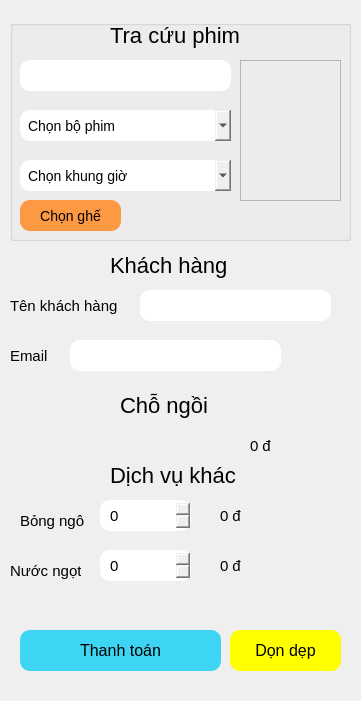
Old version of the form src/view/staff/form_info.ui in the repository dangchien2003/QL_BanVePhim.
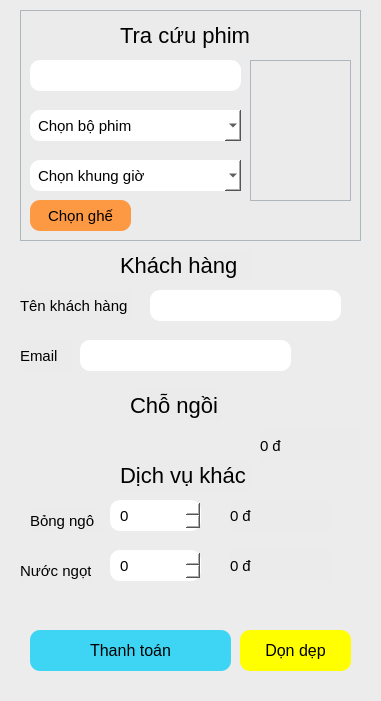
New version of the form.

Patch:
```diff
--- a/src/view/staff/form_info.ui
+++ b/src/view/staff/form_info.ui
@@ -6,7 +6,7 @@
    <rect>
     <x>0</x>
     <y>0</y>
-    <width>361</width>
+    <width>381</width>
     <height>701</height>
    </rect>
   </property>
@@ -17,72 +17,38 @@
    <string notr="true">QSpinBox,QComboBox,QLineEdit,QPushButton,QLabel{font-size: 15px} QSpinBox,QComboBox,QLineEdit, QPushButton{border-radius: 10px; padding: 5px 8px}</string>
   </property>
   <widget class="QWidget" name="centralwidget">
-   <widget class="QLabel" name="label_3">
+   <widget class="QGroupBox" name="box">
     <property name="geometry">
      <rect>
-      <x>10</x>
-      <y>290</y>
-      <width>111</width>
-      <height>31</height>
-     </rect>
-    </property>
-    <property name="text">
-     <string>Tên khách hàng</string>
-    </property>
-   </widget>
-   <widget class="QLineEdit" name="nameCustomer">
-    <property name="geometry">
-     <rect>
-      <x>140</x>
-      <y>290</y>
-      <width>191</width>
-      <height>31</height>
-     </rect>
-    </property>
-   </widget>
-   <widget class="QLabel" name="label_4">
-    <property name="geometry">
-     <rect>
-      <x>10</x>
-      <y>340</y>
-      <width>51</width>
-      <height>31</height>
-     </rect>
-    </property>
-    <property name="text">
-     <string>Email</string>
-    </property>
-   </widget>
-   <widget class="QLineEdit" name="email">
-    <property name="geometry">
-     <rect>
-      <x>70</x>
-      <y>340</y>
-      <width>211</width>
-      <height>31</height>
-     </rect>
-    </property>
-   </widget>
-   <widget class="QLabel" name="label_5">
-    <property name="geometry">
-     <rect>
-      <x>110</x>
-      <y>250</y>
-      <width>131</width>
-      <height>31</height>
+      <x>0</x>
+      <y>0</y>
+      <width>381</width>
+      <height>701</height>
      </rect>
     </property>
     <property name="styleSheet">
-     <string notr="true">font-size: 22px</string>
+     <string notr="true">background: rgba(235, 235, 235, 0.8); border: none</string>
+    </property>
+    <property name="title">
+     <string/>
+    </property>
+    <widget class="QLabel" name="label_9">
+     <property name="geometry">
+      <rect>
+       <x>30</x>
+       <y>510</y>
+       <width>71</width>
+       <height>21</height>
+      </rect>
     </property>
     <property name="text">
-     <string>Khách hàng</string>
+      <string>Bỏng ngô</string>
     </property>
    </widget>
    <widget class="QLabel" name="label_6">
     <property name="geometry">
      <rect>
-      <x>120</x>
+       <x>130</x>
       <y>390</y>
       <width>91</width>
       <height>31</height>
@@ -95,17 +61,101 @@
      <string>Chỗ ngồi</string>
     </property>
    </widget>
+    <widget class="QLineEdit" name="email">
+     <property name="geometry">
+      <rect>
+       <x>80</x>
+       <y>340</y>
+       <width>211</width>
+       <height>31</height>
+      </rect>
+     </property>
+     <property name="styleSheet">
+      <string notr="true">background: white</string>
+     </property>
+    </widget>
+    <widget class="QLabel" name="total_popcorn">
+     <property name="geometry">
+      <rect>
+       <x>230</x>
+       <y>500</y>
+       <width>101</width>
+       <height>31</height>
+      </rect>
+     </property>
+     <property name="text">
+      <string>0 đ</string>
+     </property>
+    </widget>
+    <widget class="QPushButton" name="clean">
+     <property name="geometry">
+      <rect>
+       <x>240</x>
+       <y>630</y>
+       <width>111</width>
+       <height>41</height>
+      </rect>
+     </property>
+     <property name="styleSheet">
+      <string notr="true">background-color: yellow; font-size: 16px</string>
+     </property>
+     <property name="text">
+      <string>Dọn dẹp</string>
+     </property>
+    </widget>
+    <widget class="QLabel" name="total_ticket">
+     <property name="geometry">
+      <rect>
+       <x>260</x>
+       <y>430</y>
+       <width>101</width>
+       <height>31</height>
+      </rect>
+     </property>
+     <property name="text">
+      <string>0 đ</string>
+     </property>
+    </widget>
+    <widget class="QLabel" name="total_water">
+     <property name="geometry">
+      <rect>
+       <x>230</x>
+       <y>550</y>
+       <width>101</width>
+       <height>31</height>
+      </rect>
+     </property>
+     <property name="text">
+      <string>0 đ</string>
+     </property>
+    </widget>
+    <widget class="QPushButton" name="payment">
+     <property name="geometry">
+      <rect>
+       <x>30</x>
+       <y>630</y>
+       <width>201</width>
+       <height>41</height>
+      </rect>
+     </property>
+     <property name="styleSheet">
+      <string notr="true">background-color: #3dd5f3; font-size: 16px</string>
+     </property>
+     <property name="text">
+      <string>Thanh toán</string>
+     </property>
+    </widget>
    <widget class="QGroupBox" name="groupBox">
     <property name="geometry">
      <rect>
-      <x>10</x>
-      <y>20</y>
+       <x>20</x>
+       <y>10</y>
       <width>341</width>
-      <height>221</height>
+       <height>231</height>
      </rect>
     </property>
     <property name="styleSheet">
-     <string notr="true">font-size: 14px</string>
+      <string notr="true">QGroupBox{border: 1px solid #adb5bd}</string>
     </property>
     <property name="title">
      <string/>
@@ -114,7 +164,7 @@
      <property name="geometry">
       <rect>
        <x>100</x>
-       <y>0</y>
+        <y>10</y>
        <width>131</width>
        <height>31</height>
       </rect>
@@ -130,7 +180,7 @@
      <property name="geometry">
       <rect>
        <x>230</x>
-       <y>40</y>
+        <y>50</y>
        <width>101</width>
        <height>141</height>
       </rect>
@@ -146,11 +196,14 @@
      <property name="geometry">
       <rect>
        <x>10</x>
-       <y>90</y>
+        <y>100</y>
        <width>211</width>
        <height>31</height>
       </rect>
      </property>
+      <property name="styleSheet">
+       <string notr="true">font-size: 15px; background: #ffffff</string>
+      </property>
      <item>
       <property name="text">
        <string>Chọn bộ phim</string>
@@ -161,11 +214,14 @@
      <property name="geometry">
       <rect>
        <x>10</x>
-       <y>40</y>
+        <y>50</y>
        <width>211</width>
        <height>31</height>
       </rect>
      </property>
+      <property name="styleSheet">
+       <string notr="true">background: white</string>
+      </property>
      <property name="readOnly">
       <bool>true</bool>
      </property>
@@ -174,11 +230,14 @@
      <property name="geometry">
       <rect>
        <x>10</x>
-       <y>140</y>
+        <y>150</y>
        <width>211</width>
        <height>31</height>
       </rect>
      </property>
+      <property name="styleSheet">
+       <string notr="true">font-size: 15px; background: #ffffff</string>
+      </property>
      <item>
       <property name="text">
        <string>Chọn khung giờ</string>
@@ -189,13 +248,13 @@
      <property name="geometry">
       <rect>
        <x>10</x>
-       <y>180</y>
+        <y>190</y>
        <width>101</width>
        <height>31</height>
       </rect>
      </property>
      <property name="styleSheet">
-      <string notr="true">background: #fd9843</string>
+       <string notr="true">font-size: 15px; background: #fd9843</string>
      </property>
      <property name="text">
       <string>Chọn ghế</string>
@@ -205,7 +264,7 @@
      <property name="geometry">
       <rect>
        <x>130</x>
-       <y>190</y>
+        <y>200</y>
        <width>191</width>
        <height>20</height>
       </rect>
@@ -218,127 +277,36 @@
      </property>
     </widget>
    </widget>
-   <widget class="QLabel" name="label_8">
-    <property name="geometry">
-     <rect>
-      <x>110</x>
-      <y>460</y>
-      <width>131</width>
-      <height>31</height>
-     </rect>
-    </property>
-    <property name="styleSheet">
-     <string notr="true">font-size: 22px</string>
-    </property>
-    <property name="text">
-     <string>Dịch vụ khác</string>
-    </property>
-   </widget>
-   <widget class="QLabel" name="label_9">
-    <property name="geometry">
-     <rect>
-      <x>20</x>
-      <y>510</y>
-      <width>71</width>
-      <height>21</height>
-     </rect>
-    </property>
-    <property name="text">
-     <string>Bỏng ngô</string>
-    </property>
-   </widget>
    <widget class="QSpinBox" name="spinBox">
     <property name="geometry">
      <rect>
-      <x>100</x>
+       <x>110</x>
       <y>500</y>
       <width>91</width>
       <height>31</height>
-     </rect>
-    </property>
-   </widget>
-   <widget class="QLabel" name="label_10">
-    <property name="geometry">
-     <rect>
-      <x>10</x>
-      <y>560</y>
-      <width>71</width>
-      <height>21</height>
-     </rect>
-    </property>
-    <property name="text">
-     <string>Nước ngọt</string>
-    </property>
-   </widget>
-   <widget class="QSpinBox" name="spinBox_2">
-    <property name="geometry">
-     <rect>
-      <x>100</x>
-      <y>550</y>
-      <width>91</width>
-      <height>31</height>
-     </rect>
-    </property>
-   </widget>
-   <widget class="QLabel" name="total_popcorn">
-    <property name="geometry">
-     <rect>
-      <x>220</x>
-      <y>500</y>
-      <width>101</width>
-      <height>31</height>
-     </rect>
-    </property>
-    <property name="text">
-     <string>0 đ</string>
-    </property>
-   </widget>
-   <widget class="QLabel" name="total_water">
-    <property name="geometry">
-     <rect>
-      <x>220</x>
-      <y>550</y>
-      <width>101</width>
-      <height>31</height>
-     </rect>
-    </property>
-    <property name="text">
-     <string>0 đ</string>
-    </property>
-   </widget>
-   <widget class="QLabel" name="total_ticket">
-    <property name="geometry">
-     <rect>
-      <x>250</x>
-      <y>430</y>
-      <width>101</width>
-      <height>31</height>
-     </rect>
-    </property>
-    <property name="text">
-     <string>0 đ</string>
-    </property>
-   </widget>
-   <widget class="QPushButton" name="payment">
-    <property name="geometry">
-     <rect>
-      <x>20</x>
-      <y>630</y>
-      <width>201</width>
-      <height>41</height>
      </rect>
     </property>
     <property name="styleSheet">
-     <string notr="true">background-color: #3dd5f3; font-size: 16px</string>
+      <string notr="true">background: white</string>
+     </property>
+    </widget>
+    <widget class="QLabel" name="label_3">
+     <property name="geometry">
+      <rect>
+       <x>20</x>
+       <y>290</y>
+       <width>111</width>
+       <height>31</height>
+      </rect>
     </property>
     <property name="text">
-     <string>Thanh toán</string>
+      <string>Tên khách hàng</string>
     </property>
    </widget>
    <widget class="QTextEdit" name="listChair">
     <property name="geometry">
      <rect>
-      <x>20</x>
+       <x>30</x>
       <y>430</y>
       <width>211</width>
       <height>31</height>
@@ -358,21 +326,90 @@
 &lt;p style=&quot;-qt-paragraph-type:empty; margin-top:0px; margin-bottom:0px; margin-left:0px; margin-right:0px; -qt-block-indent:0; text-indent:0px;&quot;&gt;&lt;br /&gt;&lt;/p&gt;&lt;/body&gt;&lt;/html&gt;</string>
     </property>
    </widget>
-   <widget class="QPushButton" name="clean">
+    <widget class="QLineEdit" name="nameCustomer">
     <property name="geometry">
      <rect>
-      <x>230</x>
-      <y>630</y>
-      <width>111</width>
-      <height>41</height>
+       <x>150</x>
+       <y>290</y>
+       <width>191</width>
+       <height>31</height>
      </rect>
     </property>
     <property name="styleSheet">
-     <string notr="true">background-color: yellow; font-size: 16px</string>
-    </property>
+      <string notr="true">background: white</string>
+     </property>
+    </widget>
+    <widget class="QLabel" name="label_8">
+     <property name="geometry">
+      <rect>
+       <x>120</x>
+       <y>460</y>
+       <width>131</width>
+       <height>31</height>
+      </rect>
+     </property>
+     <property name="styleSheet">
+      <string notr="true">font-size: 22px</string>
+     </property>
     <property name="text">
-     <string>Dọn dẹp</string>
-    </property>
+      <string>Dịch vụ khác</string>
+     </property>
+    </widget>
+    <widget class="QSpinBox" name="spinBox_2">
+     <property name="geometry">
+      <rect>
+       <x>110</x>
+       <y>550</y>
+       <width>91</width>
+       <height>31</height>
+      </rect>
+     </property>
+     <property name="styleSheet">
+      <string notr="true">background: white</string>
+     </property>
+    </widget>
+    <widget class="QLabel" name="label_4">
+     <property name="geometry">
+      <rect>
+       <x>20</x>
+       <y>340</y>
+       <width>51</width>
+       <height>31</height>
+      </rect>
+     </property>
+     <property name="text">
+      <string>Email</string>
+     </property>
+    </widget>
+    <widget class="QLabel" name="label_5">
+     <property name="geometry">
+      <rect>
+       <x>120</x>
+       <y>250</y>
+       <width>131</width>
+       <height>31</height>
+      </rect>
+     </property>
+     <property name="styleSheet">
+      <string notr="true">font-size: 22px</string>
+     </property>
+     <property name="text">
+      <string>Khách hàng</string>
+     </property>
+    </widget>
+    <widget class="QLabel" name="label_10">
+     <property name="geometry">
+      <rect>
+       <x>20</x>
+       <y>560</y>
+       <width>71</width>
+       <height>21</height>
+      </rect>
+     </property>
+     <property name="text">
+      <string>Nước ngọt</string>
+     </property>
+    </widget>
    </widget>
   </widget>
  </widget>
```
Lines whose indentation alone changed are shown as unchanged.
